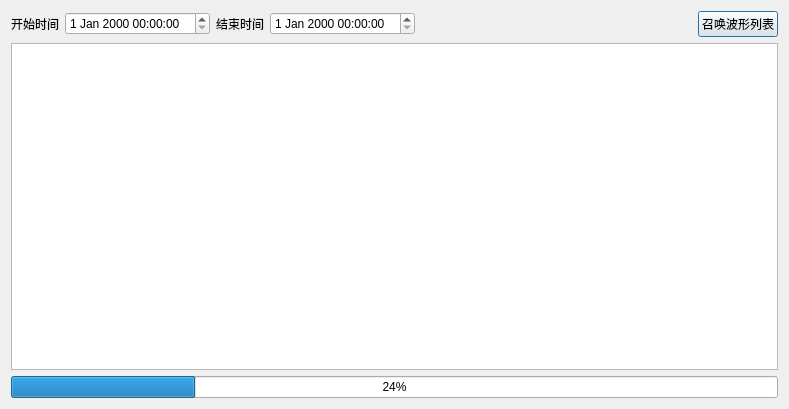
zxqANDzxw/github-hb103, file WaveManageDialog.ui: the form before one commit.
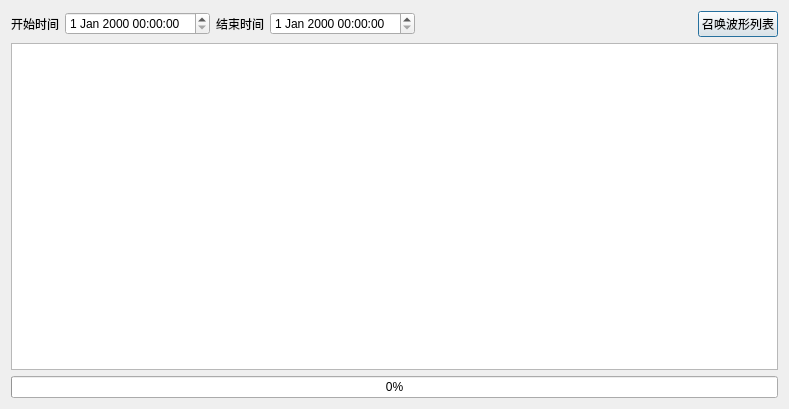
The form after the commit.

What changed in the file:
```diff
--- a/WaveManageDialog.ui
+++ b/WaveManageDialog.ui
@@ -66,7 +66,7 @@
      <item>
       <widget class="QProgressBar" name="progressBar">
        <property name="value">
-        <number>24</number>
+        <number>0</number>
        </property>
       </widget>
      </item>
```
